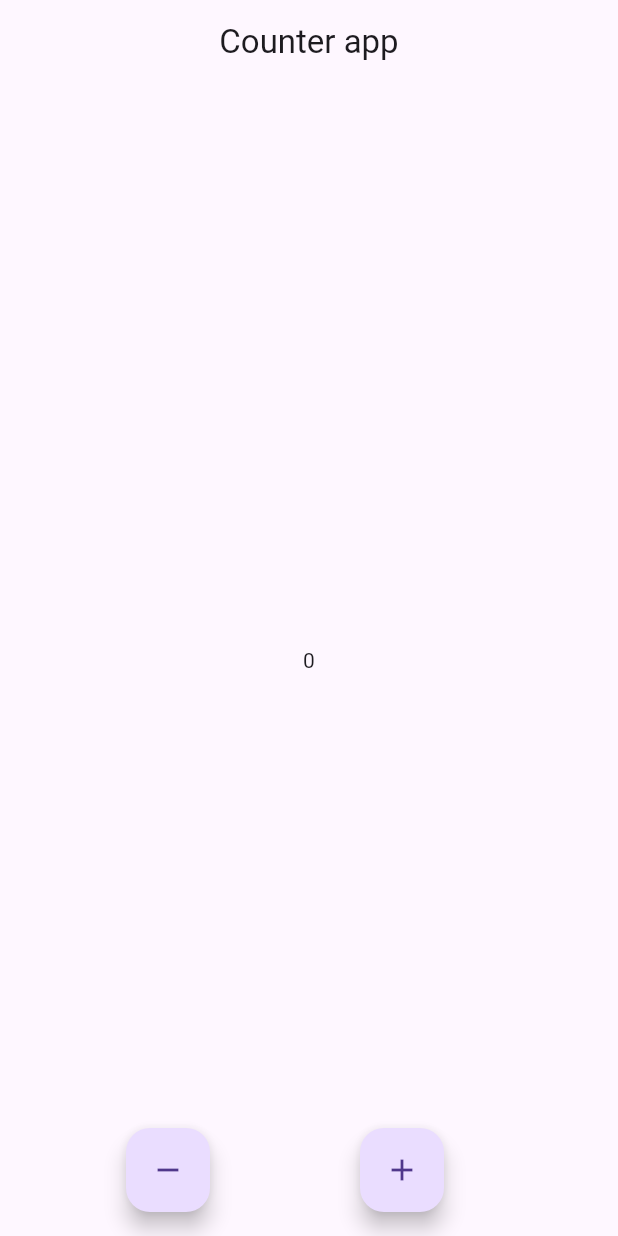
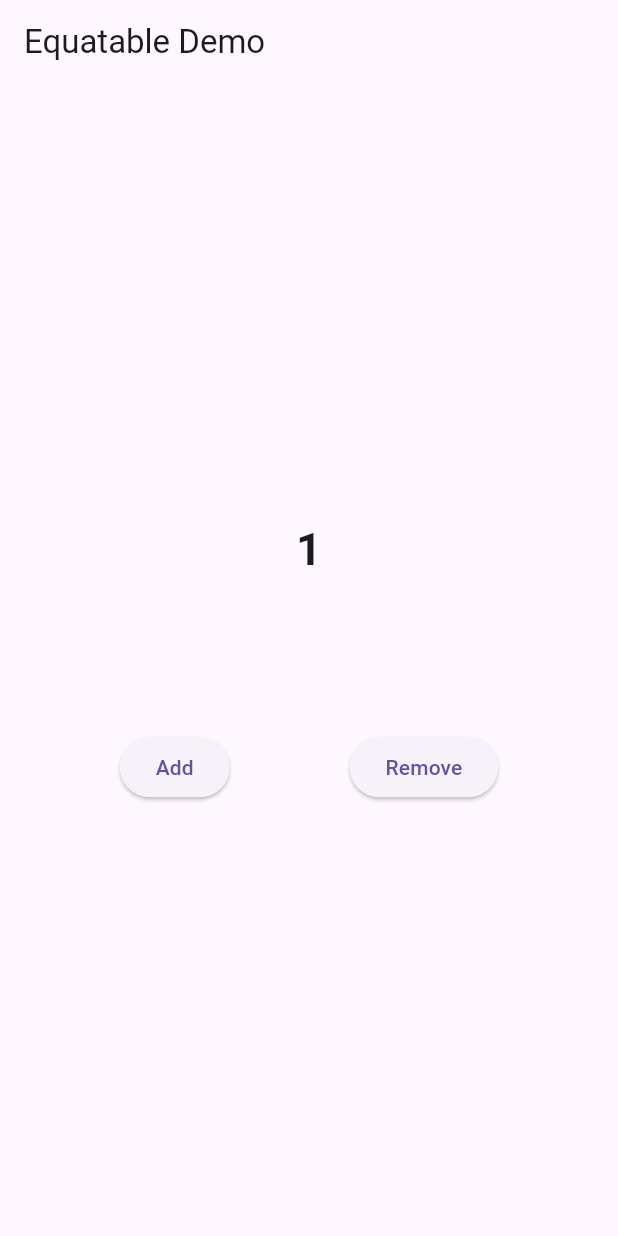
Before and after one commit to ankitpsamrat/Flutter-bloc-explore, a Flutter app: the screen it shows after launch, on a phone screen of 412 x 824 dp. Run offline on Flutter 3.47's test engine with Material 3 defaults, Android fonts, the phone set to English and light mode, and no system bars; our stand-ins replace bloc, email_validator, equatable, flutter_bloc.

Commit message:
equatable method

```diff
--- a/lib/example2/screens/home_screen.dart
+++ b/lib/example2/screens/home_screen.dart
@@ -1,9 +1,9 @@
-import 'package:bloc_package/example2/counter/bloc/counter_bloc.dart';
+import 'package:bloc_package/example2/bloc/counter_bloc.dart';
 import 'package:flutter/material.dart';
 import 'package:flutter_bloc/flutter_bloc.dart';
 
-class HomeScreen extends StatelessWidget {
-  const HomeScreen({super.key});
+class CounterDemo extends StatelessWidget {
+  const CounterDemo({super.key});
 
   @override
   Widget build(BuildContext context) {
@@ -12,7 +12,7 @@ class HomeScreen extends StatelessWidget {
     return Scaffold(
       appBar: AppBar(
         centerTitle: true,
-        title: const Text('Counter app'),
+        title: const Text('Counter Demo'),
       ),
       body: Center(
         child: BlocBuilder<CounterBloc, CounterState>(
--- a/lib/main.dart
+++ b/lib/main.dart
@@ -1,7 +1,5 @@
-import 'package:bloc_package/example2/counter/bloc/counter_bloc.dart';
-import 'package:bloc_package/example2/screens/home_screen.dart';
+import 'package:bloc_package/using_equatable/screens/home_screen.dart';
 import 'package:flutter/material.dart';
-import 'package:flutter_bloc/flutter_bloc.dart';
 
 void main() {
   runApp(const MyApp());
@@ -12,7 +10,7 @@ class MyApp extends StatelessWidget {
 
   @override
   Widget build(BuildContext context) {
-    return MaterialApp(
+    return const MaterialApp(
       debugShowCheckedModeBanner: false,
 
       // for example 1
@@ -22,11 +20,14 @@ class MyApp extends StatelessWidget {
       //   'signIn': (context) => const SignInScreen(),
       // },
 
-      // for other
-      home: BlocProvider<CounterBloc>(
-        create: (context) => CounterBloc(),
-        child: const HomeScreen(),
-      ),
+      // for counter
+      // home: BlocProvider<CounterBloc>(
+      //   create: (context) => CounterBloc(),
+      //   child: const HomeScreen(),
+      // ),
+
+      // example 3
+      home: EquatableDemo(),
     );
   }
 }
--- /dev/null
+++ b/lib/using_equatable/bloc/counter_bloc.dart
@@ -0,0 +1,13 @@
+import 'package:bloc/bloc.dart';
+import 'package:equatable/equatable.dart';
+
+part 'counter_event.dart';
+part 'counter_state.dart';
+
+class CounterBloc extends Bloc<CounterEvent, CounterState> {
+  CounterBloc() : super(CounterInitial()) {
+    on<CounterEvent>((event, emit) {
+      // TODO: implement event handler
+    });
+  }
+}
--- /dev/null
+++ b/lib/using_equatable/bloc/counter_event.dart
@@ -0,0 +1,12 @@
+part of 'counter_bloc.dart';
+
+abstract class CounterEvent extends Equatable {
+  const CounterEvent();
+
+  @override
+  List<Object> get props => [];
+}
+
+class CounterIncremented extends CounterEvent {}
+
+class CounterDecremented extends CounterEvent {}
--- /dev/null
+++ b/lib/using_equatable/bloc/counter_state.dart
@@ -0,0 +1,19 @@
+part of 'counter_bloc.dart';
+
+abstract class CounterState extends Equatable {
+  const CounterState();
+
+  @override
+  List<Object> get props => [];
+}
+
+class CounterInitial extends CounterState {}
+
+class CounterUpdate extends CounterState {
+  final int count;
+
+  const CounterUpdate({required this.count});
+
+  @override
+  List<Object> get props => [count];
+}
--- /dev/null
+++ b/lib/using_equatable/screens/home_screen.dart
@@ -0,0 +1,40 @@
+import 'package:flutter/material.dart';
+
+class EquatableDemo extends StatelessWidget {
+  const EquatableDemo({Key? key}) : super(key: key);
+
+  @override
+  Widget build(BuildContext context) {
+    return Scaffold(
+      appBar: AppBar(
+        title: const Text('Equatable Demo'),
+      ),
+      body: Column(
+        mainAxisAlignment: MainAxisAlignment.center,
+        children: [
+          const Text(
+            '1',
+            style: TextStyle(
+              fontSize: 30,
+              fontWeight: FontWeight.w700,
+            ),
+          ),
+          const SizedBox(height: 100),
+          Row(
+            mainAxisAlignment: MainAxisAlignment.spaceEvenly,
+            children: [
+              ElevatedButton(
+                child: const Text('Add'),
+                onPressed: () {},
+              ),
+              ElevatedButton(
+                child: const Text('Remove'),
+                onPressed: () {},
+              ),
+            ],
+          ),
+        ],
+      ),
+    );
+  }
+}
--- a/pubspec.yaml
+++ b/pubspec.yaml
@@ -29,8 +29,10 @@ environment:
 # the latest version available on pub.dev. To see which dependencies have newer
 # versions available, run `flutter pub outdated`.
 dependencies:
+  bloc: ^8.1.4
   cupertino_icons: ^1.0.2
   email_validator: ^2.1.17
+  equatable: ^2.0.5
   flutter:
     sdk: flutter
   flutter_bloc: ^8.1.6
```
Also changed, not shown: lib/example2/bloc/counter_bloc.dart (renamed from lib/example2/counter/bloc/counter_bloc.dart), lib/example2/bloc/counter_event.dart (renamed from lib/example2/counter/bloc/counter_event.dart), lib/example2/bloc/counter_state.dart (renamed from lib/example2/counter/bloc/counter_state.dart), pubspec.lock.
